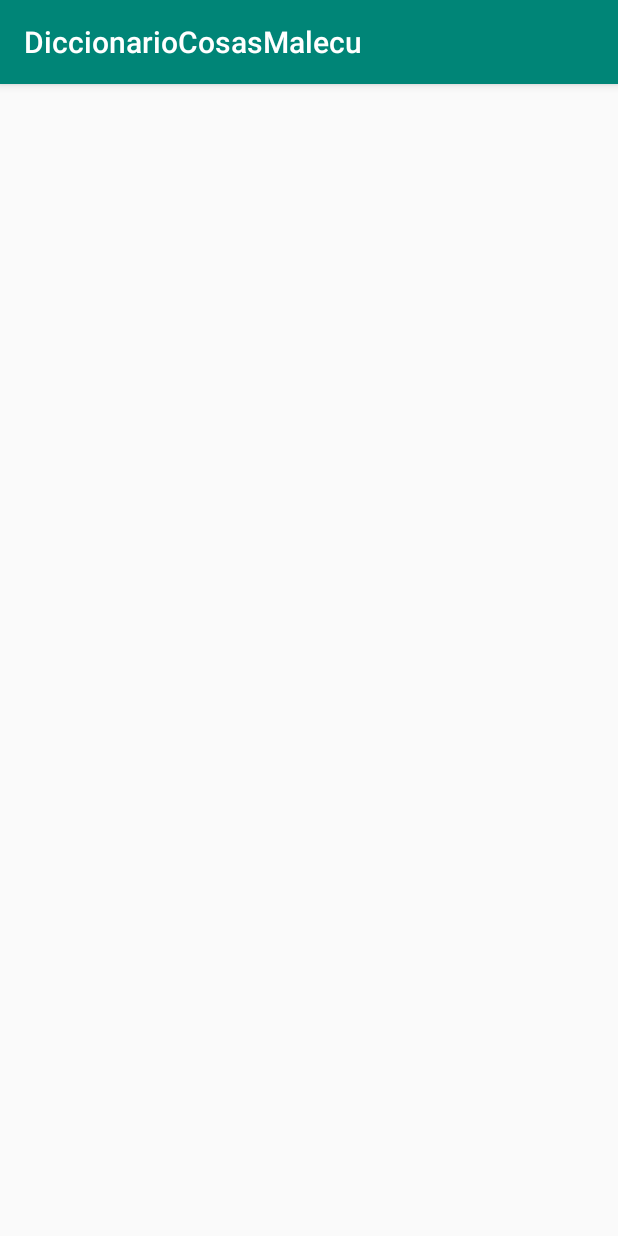
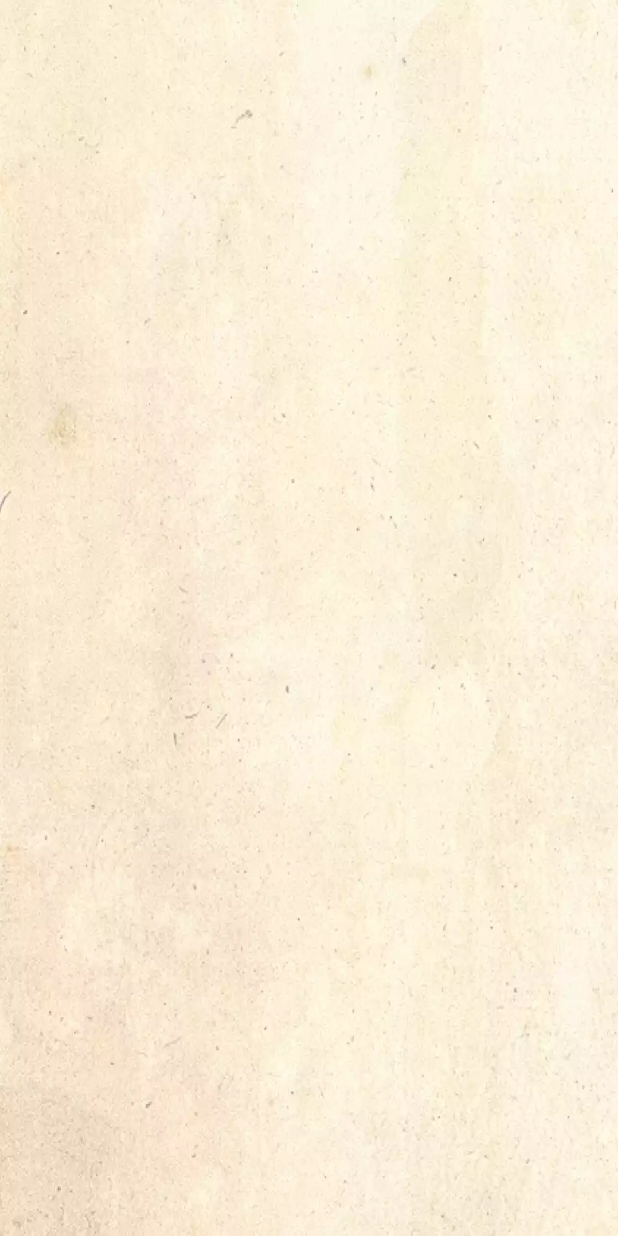
Before and after one commit to mariaisabel02/Diccionario-de-las-cosas-malecu, an Android app: the screen it shows after launch (paginaPrincipal), on a phone screen of 412 x 824 dp. Run offline under Robolectric (Android 15) with nearby library versions, the phone set to English and light mode, and no system bars.

```diff
--- a/Diccionario/app/src/main/AndroidManifest.xml
+++ b/Diccionario/app/src/main/AndroidManifest.xml
@@ -5,10 +5,10 @@
     <application
         android:allowBackup="true"
         android:icon="@mipmap/ic_launcher"
-        android:label="@string/app_name"
+        android:label="Diccionario de las cosas Malecu"
         android:roundIcon="@mipmap/ic_launcher_round"
         android:supportsRtl="true"
-        android:theme="@style/AppTheme">
+        android:theme="@style/Theme.AppCompat.NoActionBar">
         <activity android:name=".paginaPrincipal"></activity>
         <activity android:name=".MainActivity">
             <intent-filter>
--- a/Diccionario/app/src/main/java/ucr/ecci/diccionariocosasmalecu/MainActivity.java
+++ b/Diccionario/app/src/main/java/ucr/ecci/diccionariocosasmalecu/MainActivity.java
@@ -6,7 +6,7 @@ import android.os.Handler;
 import android.os.Bundle;
 
 public class MainActivity extends AppCompatActivity {
-    private static int TIEMPO = 3000;
+    private static int TIEMPO = 4000;
 
     @Override
     protected void onCreate(Bundle savedInstanceState) {
--- a/Diccionario/app/src/main/java/ucr/ecci/diccionariocosasmalecu/paginaPrincipal.java
+++ b/Diccionario/app/src/main/java/ucr/ecci/diccionariocosasmalecu/paginaPrincipal.java
@@ -2,13 +2,37 @@ package ucr.ecci.diccionariocosasmalecu;
 
 import androidx.appcompat.app.AppCompatActivity;
 
+import android.content.Intent;
 import android.os.Bundle;
+import android.view.View;
+import android.widget.AdapterView;
+import android.widget.GridView;
 
 public class paginaPrincipal extends AppCompatActivity {
+    GridView menu;
+
+    String[] nombreCosa = {"Quijilha","Chiqui","Chiu","Ojonh","Pupa",
+                            "Afafufu mausunca", "Jafara","Tufictufinh","Majoca","Curu",
+                            "Mapuca quirra", "Jerro","Cuji","Caru","Mapuru", "Checacheca",
+                            "Quirri","Quirrilenh", "Tali", "Arafufu"};
+    int[] cosas = {
+            R.drawable.item1
+    };
 
     @Override
     protected void onCreate(Bundle savedInstanceState) {
         super.onCreate(savedInstanceState);
         setContentView(R.layout.activity_pagina_principal);
+
+        menu = (GridView) findViewById(R.id.menu);
+
+        menu.setOnItemClickListener(new AdapterView.OnItemClickListener() {
+            @Override
+            public void onItemClick(AdapterView<?> adapterView, View view, int i, long l) {
+                //Intent actividad = new Intent(paginaPrincipal.this, paginaPrincipal.class);
+                //startActivity(actividad);
+                //finish();
+            }
+        });
     }
 }
--- a/Diccionario/app/src/main/res/layout/activity_pagina_principal.xml
+++ b/Diccionario/app/src/main/res/layout/activity_pagina_principal.xml
@@ -1,9 +1,22 @@
 <?xml version="1.0" encoding="utf-8"?>
-<androidx.constraintlayout.widget.ConstraintLayout xmlns:android="http://schemas.android.com/apk/res/android"
+<RelativeLayout xmlns:android="http://schemas.android.com/apk/res/android"
     xmlns:app="http://schemas.android.com/apk/res-auto"
     xmlns:tools="http://schemas.android.com/tools"
     android:layout_width="match_parent"
     android:layout_height="match_parent"
+    android:background="@drawable/fondo"
     tools:context=".paginaPrincipal">
 
-</androidx.constraintlayout.widget.ConstraintLayout>
+    <GridView
+        android:id="@+id/menu"
+        android:layout_width="match_parent"
+        android:layout_height="match_parent"
+        android:columnWidth="200dp"
+        android:gravity="center"
+        android:horizontalSpacing="10dp"
+        android:numColumns="auto_fit"
+        android:stretchMode="spacingWidthUniform"
+        android:verticalSpacing="40dp" />
+
+
+</RelativeLayout>
```
Also changed, not shown: Diccionario/app/src/main/res/drawable/item1.webp (added).
